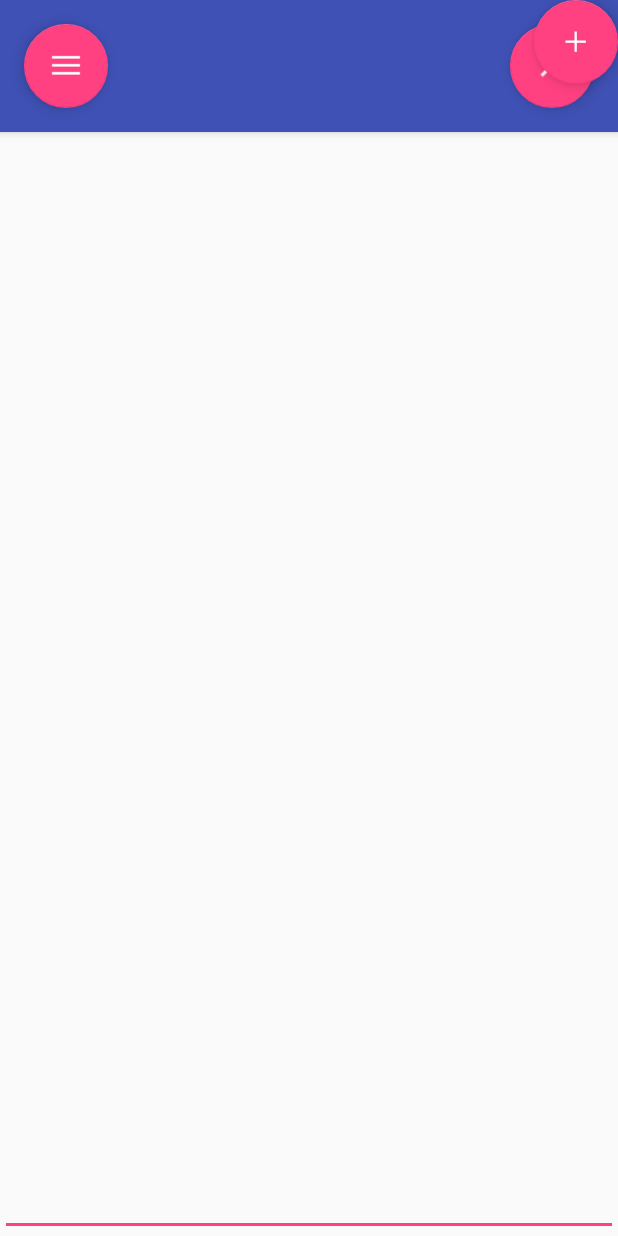
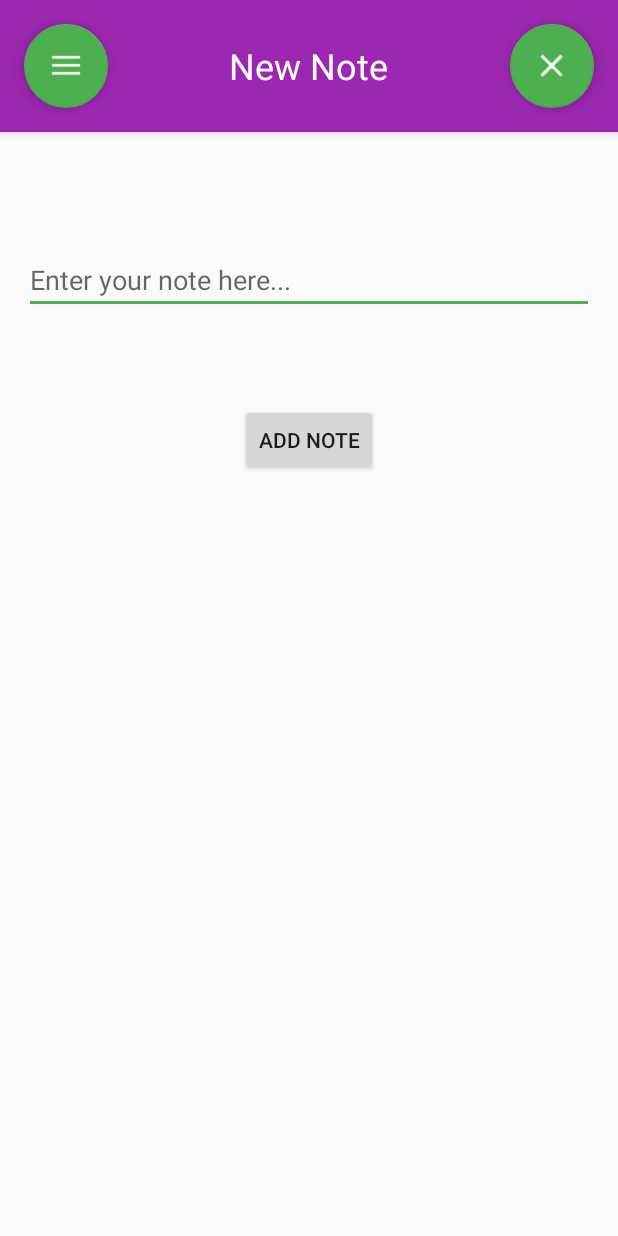
Before and after one commit to alechirsch/NoteWorthy, an Android app: the AddNoteActivity screen opened directly, with no data from a screen before it, on a phone screen of 412 x 824 dp. Run offline under Robolectric (Android 15) with nearby library versions, the phone set to English and light mode, and no system bars.

Commit message:
Cleaned up the UI, complete with a new color scheme and page titles!

```diff
--- a/app/src/main/res/layout/activity_add_note.xml
+++ b/app/src/main/res/layout/activity_add_note.xml
@@ -20,6 +20,13 @@
                 android:layout_margin="@dimen/fab_margin"
                 android:src="@drawable/ic_menu"
                 android:onClick="toViewNotes"/>
+            <TextView
+                android:layout_width="wrap_content"
+                android:layout_height="wrap_content"
+                android:textColor="@color/white"
+                android:layout_gravity="center"
+                android:textSize="24dp"
+                android:text="New Note"/>
             <android.support.design.widget.FloatingActionButton android:id="@+id/add"
                 android:layout_width="wrap_content"
                 android:layout_height="match_parent"
@@ -32,16 +39,4 @@
 
     <include layout="@layout/content_add_note" />
 
-    <EditText android:id="@+id/noteText"
-        android:layout_width="match_parent"
-        android:layout_height="match_parent"
-        android:layout_alignParentRight="true"
-        android:layout_alignParentEnd="true" />
-    <android.support.design.widget.FloatingActionButton android:id="@+id/submit"
-        android:layout_width="wrap_content"
-        android:layout_height="wrap_content"
-        android:layout_gravity="end"
-        android:src="@drawable/ic_action_add"
-        android:onClick="addNote"/>
-
 </android.support.design.widget.CoordinatorLayout>
--- a/app/src/main/res/layout/content_add_note.xml
+++ b/app/src/main/res/layout/content_add_note.xml
@@ -9,4 +9,21 @@
     app:layout_behavior="@string/appbar_scrolling_view_behavior"
     tools:showIn="@layout/activity_add_note" tools:context="com.example.alec.tinlip.AddNote">
 
+
+    <EditText android:id="@+id/noteText"
+        android:layout_marginTop="60dp"
+        android:layout_width="match_parent"
+        android:layout_height="wrap_content"
+        android:hint="Enter your note here..." />
+
+    <Button android:id="@+id/submit"
+        android:layout_width="wrap_content"
+        android:layout_height="wrap_content"
+        android:layout_centerInParent="true"
+        android:layout_below="@+id/noteText"
+        android:layout_marginTop="60dp"
+        android:text="Add Note"
+        android:onClick="addNote"/>
+
+
 </RelativeLayout>
--- a/app/src/main/res/values/colors.xml
+++ b/app/src/main/res/values/colors.xml
@@ -1,6 +1,7 @@
 <?xml version="1.0" encoding="utf-8"?>
 <resources>
-    <color name="colorPrimary">#3F51B5</color>
-    <color name="colorPrimaryDark">#303F9F</color>
-    <color name="colorAccent">#FF4081</color>
+    <color name="colorPrimary">#9C27B0</color>
+    <color name="colorPrimaryDark">#7B1FA2</color>
+    <color name="colorAccent">#4CAF50</color>
+    <color name="white">#ffffff</color>
 </resources>
```
Also changed, not shown: app/src/main/res/layout/activity_main.xml (+7 -0 lines), app/src/main/res/layout/activity_view_notes.xml (+7 -0 lines), 1 other file.
